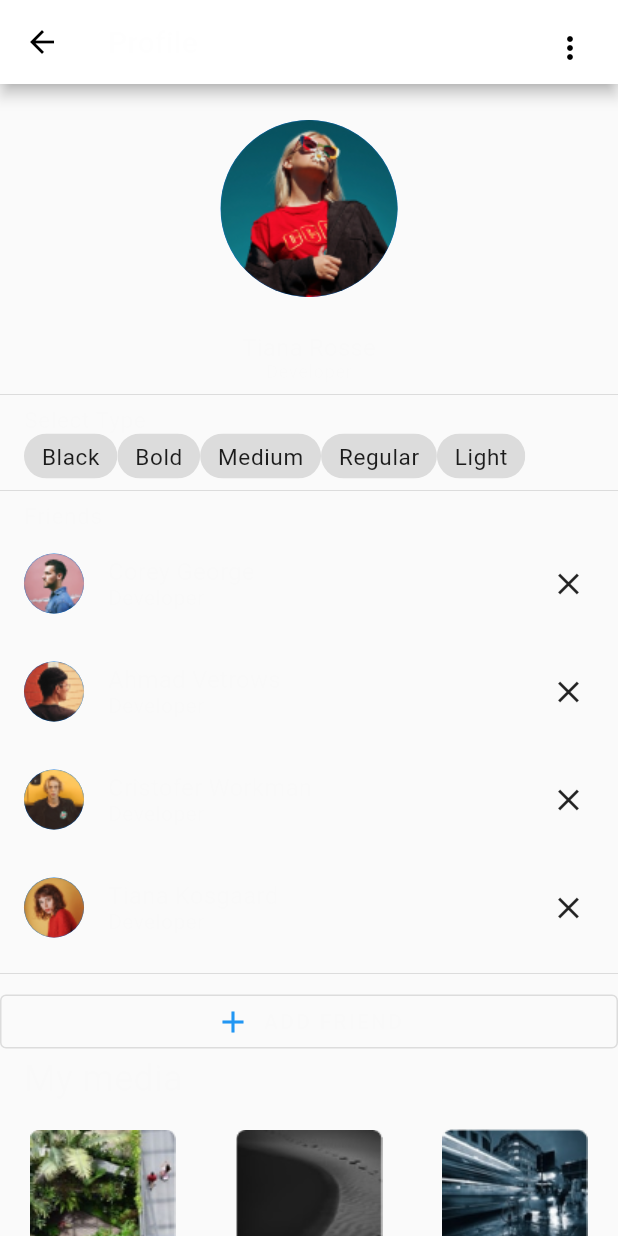
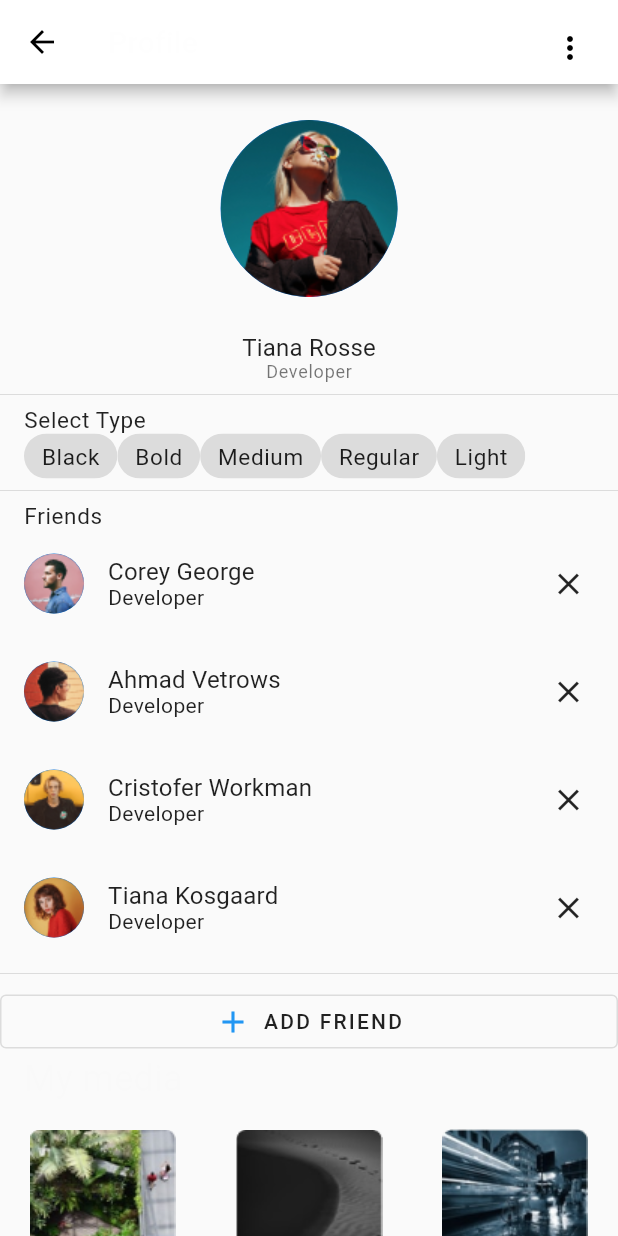
Before and after one commit to MikhalevKonstantin/task3, a Flutter app: the screen it shows after launch, on a phone screen of 412 x 824 dp. Run offline on Flutter 3.47's test engine with Material 2 defaults, Android fonts, the phone set to English and light mode, and no system bars.

Commit message:
black returned

```diff
--- a/lib/theme/custom_theme.dart
+++ b/lib/theme/custom_theme.dart
@@ -10,12 +10,12 @@ class CustomTheme {
         headline3: TextStyle(
           fontSize: 48.0,
           fontWeight: FontWeight.normal,
-            color: CustomColors.black),
+        ),
         headline4: TextStyle(
           fontSize: 34.0,
           fontWeight: FontWeight.normal,
           letterSpacing: 0.25,
-            color: CustomColors.black),
+        ),
         headline5: TextStyle(
             fontSize: 24.0,
             fontWeight: FontWeight.normal,
@@ -30,37 +30,37 @@ class CustomTheme {
           fontSize: 16.0,
           fontWeight: FontWeight.normal,
           letterSpacing: 0.15,
-            color: CustomColors.black),
+        ),
         subtitle2: TextStyle(
           fontSize: 14.0,
           fontWeight: FontWeight.w500,
           letterSpacing: 0.1,
-            color: CustomColors.black),
+        ),
         button: TextStyle(
           fontSize: 14.0,
           fontWeight: FontWeight.w500,
           letterSpacing: 1.5,
-            color: CustomColors.black),
+        ),
         bodyText1: TextStyle(
           fontSize: 15.0,
           fontWeight: FontWeight.normal,
           letterSpacing: 0.44,
-            color: CustomColors.black),
+        ),
         bodyText2: TextStyle(
           fontSize: 14.0,
           fontWeight: FontWeight.normal,
           letterSpacing: 0.25,
-            color: CustomColors.black),
+        ),
         caption: TextStyle(
           fontSize: 12.0,
           fontWeight: FontWeight.normal,
           letterSpacing: 0.5,
-            color: Color.fromARGB(1, 102, 102, 102)),
+        ),
         overline: TextStyle(
           fontSize: 10.0,
           fontWeight: FontWeight.w500,
           letterSpacing: 1.5,
-            color: CustomColors.black),
+        ),
       ),
     );
   }
```
Lines whose indentation alone changed are shown as unchanged.
